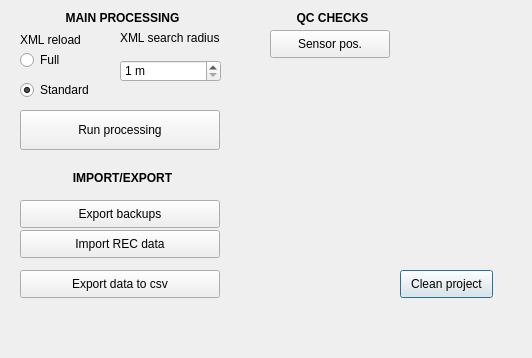
Above: MTSM_dialog_base.ui from AGrand24/mtsm_plugin before the change. Below: the same form after it.
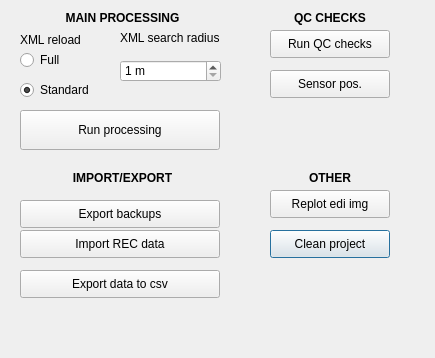
That is the form after the change.

Commit message: replot edi, qc checks

Diff of the .ui file:
```diff
--- a/MTSM_dialog_base.ui
+++ b/MTSM_dialog_base.ui
@@ -6,7 +6,7 @@
    <rect>
     <x>0</x>
     <y>0</y>
-    <width>532</width>
+    <width>435</width>
     <height>358</height>
    </rect>
   </property>
@@ -16,9 +16,9 @@
   <widget class="QPushButton" name="pb_clean_project">
    <property name="geometry">
     <rect>
-     <x>400</x>
-     <y>270</y>
-     <width>93</width>
+     <x>270</x>
+     <y>230</y>
+     <width>120</width>
      <height>28</height>
     </rect>
    </property>
@@ -208,7 +208,7 @@
     <string>XML search radius</string>
    </property>
   </widget>
-  <widget class="QPushButton" name="pb_qc_sensor_pos">
+  <widget class="QPushButton" name="pb_qc_checks">
    <property name="geometry">
     <rect>
      <x>270</x>
@@ -221,7 +221,7 @@
     <string>Run check for sensor position inconsitencies between XML and FL data</string>
    </property>
    <property name="text">
-    <string>Sensor pos.</string>
+    <string>Run QC checks</string>
    </property>
   </widget>
   <widget class="QLabel" name="lab_main_proc">
@@ -258,9 +258,9 @@
   <widget class="QLabel" name="lab_main_proc_2">
    <property name="geometry">
     <rect>
-     <x>220</x>
+     <x>270</x>
      <y>10</y>
-     <width>225</width>
+     <width>120</width>
      <height>16</height>
     </rect>
    </property>
@@ -330,6 +330,75 @@
     <string>Export data to csv</string>
    </property>
   </widget>
+  <widget class="QPushButton" name="pb_qc_sensor_pos">
+   <property name="geometry">
+    <rect>
+     <x>270</x>
+     <y>70</y>
+     <width>120</width>
+     <height>28</height>
+    </rect>
+   </property>
+   <property name="toolTip">
+    <string>Run check for sensor position inconsitencies between XML and FL data</string>
+   </property>
+   <property name="text">
+    <string>Sensor pos.</string>
+   </property>
+  </widget>
+  <widget class="QLabel" name="lab_other">
+   <property name="geometry">
+    <rect>
+     <x>270</x>
+     <y>170</y>
+     <width>120</width>
+     <height>16</height>
+    </rect>
+   </property>
+   <property name="font">
+    <font>
+     <weight>75</weight>
+     <bold>true</bold>
+    </font>
+   </property>
+   <property name="frameShape">
+    <enum>QFrame::NoFrame</enum>
+   </property>
+   <property name="frameShadow">
+    <enum>QFrame::Plain</enum>
+   </property>
+   <property name="text">
+    <string>OTHER</string>
+   </property>
+   <property name="alignment">
+    <set>Qt::AlignCenter</set>
+   </property>
+   <property name="wordWrap">
+    <bool>false</bool>
+   </property>
+  </widget>
+  <widget class="QPushButton" name="pb_replot_edi">
+   <property name="geometry">
+    <rect>
+     <x>270</x>
+     <y>190</y>
+     <width>120</width>
+     <height>28</height>
+    </rect>
+   </property>
+   <property name="focusPolicy">
+    <enum>Qt::StrongFocus</enum>
+   </property>
+   <property name="toolTip">
+    <string>Delete all edi png files adn replot new.</string>
+   </property>
+   <property name="text">
+    <string>Replot edi img</string>
+   </property>
+   <property name="autoDefault">
+    <bool>true</bool>
+   </property>
+  </widget>
  </widget>
  <resources/>
  <connections/>
```
Left out of the diff: 6 changed lines with no effect on the pictures. The commit also changes 1 other file.
